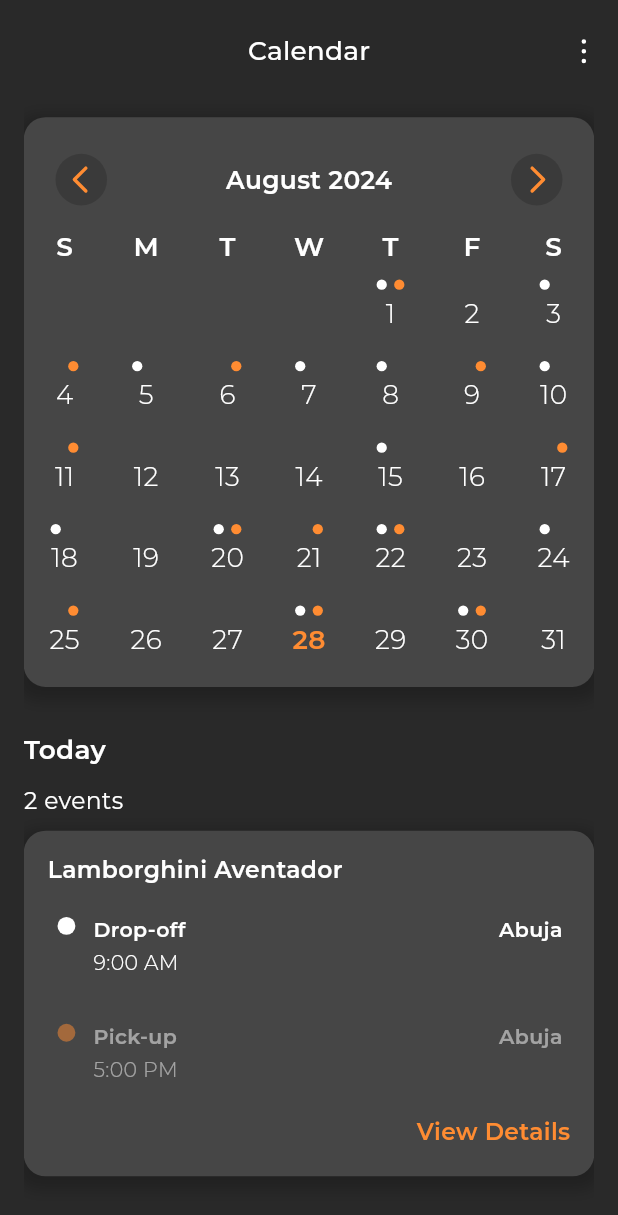
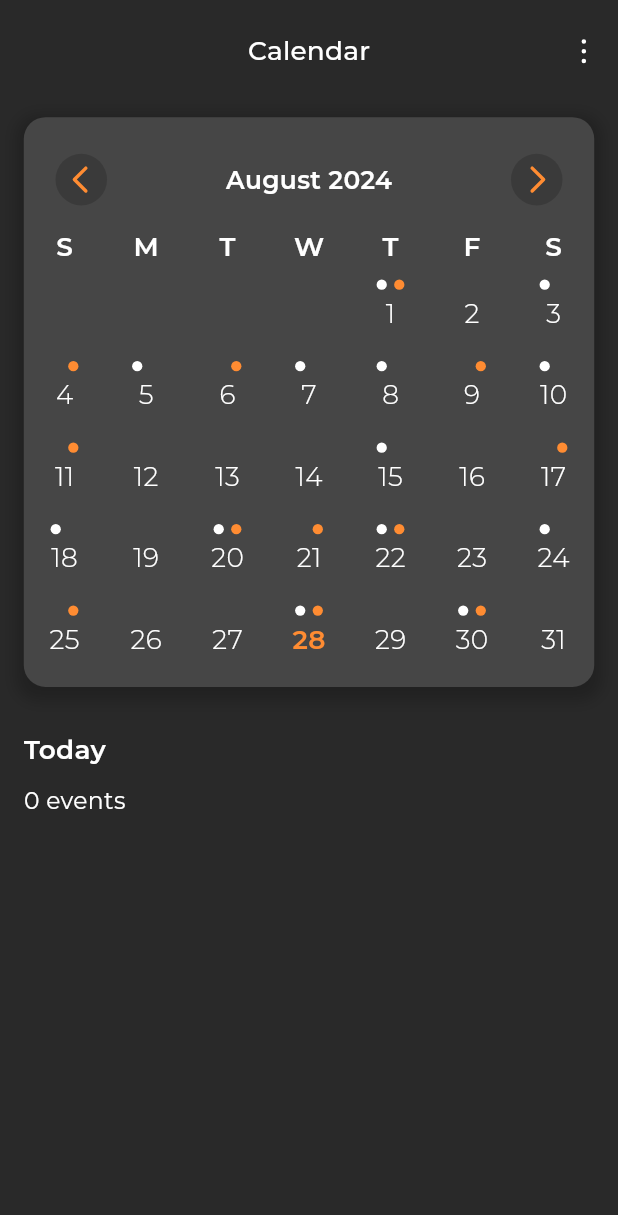
Before and after one commit to DannylSyph3r/stryde-host-mobile-app, a Flutter app: the CalendarView screen opened directly, on a phone screen of 412 x 824 dp. Shown: the top 1215 px of the screen. Run offline on Flutter 3.47's test engine with Material 3 defaults, Android fonts, the light colour scheme and no system bars; our stand-ins replace another_flushbar, dio, file_picker, flutter_animate, flutter_carousel_widget, flutter_rating_bar and 13 more; project files that could hold a hidden picture were left out.

Commit message:
Calendar logic 70% done

```diff
--- a/lib/features/calendar/models/calendar_event_model.dart
+++ b/lib/features/calendar/models/calendar_event_model.dart
@@ -1,4 +1,4 @@
-enum EventType { dropOff, pickUp }
+enum EventType {dropOff, pickUp, both}
 
 class CarEvent {
   final String carName;
--- a/lib/features/calendar/utils/calendar_event_utils.dart
+++ b/lib/features/calendar/utils/calendar_event_utils.dart
@@ -1,5 +1,3 @@
-
-
 import 'package:stryde_mobile_app/features/calendar/models/calendar_event_model.dart';
 
 class CalendarEventUtils {
@@ -18,7 +16,55 @@
 
   static bool isSameDay(DateTime date1, DateTime date2) {
     return date1.year == date2.year &&
-           date1.month == date2.month &&
-           date1.day == date2.day;
+        date1.month == date2.month &&
+        date1.day == date2.day;
+  }
+
+  static List<EventSetDetails> getEventSetDetailsForDate(DateTime date) {
+    Map<String, EventSetDetails> eventSetDetailsMap = {};
+
+    for (var eventSet in eventSets) {
+      bool isDropOffSameDay = isSameDay(eventSet.dropOff.eventDateTime, date);
+      bool isPickUpSameDay = isSameDay(eventSet.pickUp.eventDateTime, date);
+
+      if (isDropOffSameDay || isPickUpSameDay) {
+        String key = eventSet.dropOff.carName; // Use car name as a unique key
+
+        if (!eventSetDetailsMap.containsKey(key)) {
+          eventSetDetailsMap[key] = EventSetDetails(
+            vehicle: eventSet.dropOff.carName,
+            dropOffLocation: eventSet.dropOff.location,
+            dropOffDateTime: eventSet.dropOff.eventDateTime,
+            pickUpLocation: eventSet.pickUp.location,
+            pickUpDateTime: eventSet.pickUp.eventDateTime,
+            selectedEventType:
+                isDropOffSameDay ? EventType.dropOff : EventType.pickUp,
+          );
+        } else {
+          // If both events are on the same day, update the existing entry
+          eventSetDetailsMap[key]!.selectedEventType = EventType.dropOff;
+        }
+      }
+    }
+
+    return eventSetDetailsMap.values.toList();
   }
 }
+
+class EventSetDetails {
+  final String vehicle;
+  final String dropOffLocation;
+  final DateTime dropOffDateTime;
+  final String pickUpLocation;
+  final DateTime pickUpDateTime;
+  EventType selectedEventType; // Changed from final to mutable
+
+  EventSetDetails({
+    required this.vehicle,
+    required this.dropOffLocation,
+    required this.dropOffDateTime,
+    required this.pickUpLocation,
+    required this.pickUpDateTime,
+    required this.selectedEventType,
+  });
+}
--- a/lib/features/calendar/views/calendar_view.dart
+++ b/lib/features/calendar/views/calendar_view.dart
@@ -1,27 +1,31 @@
 import 'package:flutter/material.dart';
 import 'package:flutter_riverpod/flutter_riverpod.dart';
 import 'package:flutter_screenutil/flutter_screenutil.dart';
+import 'package:google_fonts/google_fonts.dart';
 import 'package:intl/intl.dart';
 import 'package:phosphor_flutter/phosphor_flutter.dart';
 import 'package:stryde_mobile_app/features/calendar/providers/calendar_providers.dart';
+import 'package:stryde_mobile_app/features/calendar/utils/calendar_event_utils.dart';
 import 'package:stryde_mobile_app/features/calendar/views/calendar_event_details_view.dart';
+import 'package:stryde_mobile_app/features/calendar/widgets/event_details_box.dart';
 import 'package:stryde_mobile_app/features/calendar/widgets/selection_calendar.dart';
 import 'package:stryde_mobile_app/theme/palette.dart';
 import 'package:stryde_mobile_app/utils/app_extensions.dart';
 import 'package:stryde_mobile_app/utils/nav.dart';
 import 'package:stryde_mobile_app/utils/option_selection_modal.dart';
 import 'package:stryde_mobile_app/utils/widgets/appbar.dart';
-import 'package:stryde_mobile_app/utils/widgets/container_list_tile.dart';
+import 'package:stryde_mobile_app/utils/widgets/button.dart';
 
 class CalendarView extends ConsumerStatefulWidget {
-  const CalendarView({super.key});
+  const CalendarView({Key? key}) : super(key: key);
 
   @override
   ConsumerState<ConsumerStatefulWidget> createState() => _CalendarViewState();
 }
 
 class _CalendarViewState extends ConsumerState<CalendarView> {
-  // Function to get the appropriate day suffix
+  List<EventSetDetails> _currentEventSetDetails = [];
+
   String getDaySuffix(int day) {
     if (day >= 11 && day <= 13) {
       return 'th';
@@ -44,6 +48,9 @@
 
   @override
   Widget build(BuildContext context) {
+    final calendarSelectionState = ref.watch(calendarSelectionProvider);
+    final isListingModeOn = calendarSelectionState.isListingMode;
+    final sortedDates = calendarSelectionState.unlistedDates.toList()..sort();
     final calendarDate = ref.watch(calendarDateProvider);
     final daySuffix = getDaySuffix(calendarDate.day);
     final today = DateTime.now();
@@ -56,14 +63,16 @@
 
     return Scaffold(
       appBar: customAppBar(
-            title: "Calendar",
+        title: isListingModeOn ? "Listing" : "Calendar",
         context: context,
         implyLeading: false,
         toolbarHeight: 70.h,
         color: Colors.transparent,
         isTitleCentered: true,
         actions: [
-              Padding(
+          Visibility(
+            visible: !isListingModeOn,
+            child: Padding(
               padding: 10.padH,
               child: Icon(
                 PhosphorIconsBold.dotsThreeVertical,
@@ -80,91 +89,141 @@
                   titleFontSize: 16.sp,
                   titleFontColor: Colors.white,
                   leadingIconColor: Colors.orange,
-                    modalHeight: 110.h, // Specify the height of the modal
-                    listViewHeight: 60.h, // Specify the height of the ListView
-                    onOptionTap: (index) {},
+                  modalHeight: 110.h,
+                  listViewHeight: 60.h,
+                  onOptionTap: (index) {
+                    ref
+                        .read(calendarSelectionProvider.notifier)
+                        .toggleListingMode();
+                    goBack(context);
+                  },
                 );
               }),
+            ),
           )
-            ]),
+        ],
+      ),
       body: Padding(
         padding: 15.padH,
-          child: ListView(children: [
+        child: ListView(
+          children: [
             10.sbH,
-            SelectionCalendar(onDateSelected: (onSelectedDate) {
+            SelectionCalendar(
+              onDateSelected: (onSelectedDate) {
                 onSelectedDate.log();
                 "Provider Value: ${ref.read(calendarDateProvider.notifier).state}"
                     .log();
-            }),
+              },
+              onEventSetDetailsUpdated: (eventSetDetails) {
+                setState(() {
+                  _currentEventSetDetails = eventSetDetails;
+                  _currentEventSetDetails.elementAt(0).selectedEventType.log();
+                });
+              },
+            ),
             30.sbH,
+            Visibility(
+              visible: !isListingModeOn,
+              child: Column(
+                children: [
                   formattedDate
                       .txt18(fontW: F.w6, textAlign: TextAlign.left)
-                .alignCenterLeft(), // Display the formatted date with suffix
+                      .alignCenterLeft(),
                   10.sbH,
-            "2 events".txt16(textAlign: TextAlign.left).alignCenterLeft(),
+                  "${_currentEventSetDetails.length} event${_currentEventSetDetails.length != 1 ? 's' : ''}"
+                      .txt16(textAlign: TextAlign.left)
+                      .alignCenterLeft(),
                   10.sbH,
-            // Event Box Container
-            Container(
-              padding: EdgeInsets.symmetric(horizontal: 15.w, vertical: 15.h),
-              decoration: BoxDecoration(
-                color: Palette.buttonBG,
-                borderRadius: BorderRadius.all(Radius.circular(15.r)),
-                boxShadow: [
-                  BoxShadow(
-                    color: Colors.black.withOpacity(0.2),
-                    offset: const Offset(0, 4),
-                    blurRadius: 8.0,
-                    spreadRadius: 5.0,
+                  ListView.builder(
+                    shrinkWrap: true,
+                    physics: NeverScrollableScrollPhysics(),
+                    itemCount: _currentEventSetDetails.length,
+                    itemBuilder: (context, index) {
+                      final eventSet = _currentEventSetDetails[index];
+                      return Padding(
+                        padding: EdgeInsets.symmetric(vertical: 8.h),
+                        child: EventDetailsBox(
+                          vehicleName: eventSet.vehicle,
+                          dropOffLocation: eventSet.dropOffLocation,
+                          dropOffTime: DateFormat('MMM d, yyyy h:mm a')
+                              .format(eventSet.dropOffDateTime),
+                          pickUpLocation: eventSet.pickUpLocation,
+                          pickUpTime: DateFormat('MMM d, yyyy h:mm a')
+                              .format(eventSet.pickUpDateTime),
+                          eventTypeOnDate: eventSet.selectedEventType,
+                          viewDetailsTap: () {
+                            goTo(
+                                context: context,
+                                view: CalendarEventDetailsView());
+                          },
+                        ),
+                      );
+                    },
                   ),
                 ],
               ),
+            ),
+            Visibility(
+              visible: isListingModeOn,
               child: Column(
+                crossAxisAlignment: CrossAxisAlignment.start,
                 children: [
-                  "Lamborghini Aventador"
-                      .txt16(fontW: F.w6, textAlign: TextAlign.left)
+                  "Days Unlisted"
+                      .txt18(fontW: F.w6, textAlign: TextAlign.left)
                       .alignCenterLeft(),
-                  5.sbH,
-                  OptionSelectionContainerTile(
-                    horizontalContentPadding: 5.w,
-                    leadingIcon: PhosphorIconsFill.circle,
-                    leadingIconColor: Palette.whiteColor,
-                    leadingIconSize: 15.h,
-                    titleLabel: "Drop-off",
-                    titleFontWeight: F.w6,
-                    subtitleLabel: "9:00 AM",
-                    subtitleFontSize: 14.sp,
-                    interactiveTrailing: true,
-                    interactiveTrailingWidget: "Abuja".txt14(fontW: F.w6),
+                  20.sbH,
+                  Column(
+                    crossAxisAlignment: CrossAxisAlignment.start,
+                    children: [
+                      ...sortedDates.map((date) {
+                        final dayName = DateFormat('EEEE MMM dd').format(date);
+                        return Padding(
+                          padding: 2.5.padV,
+                          child: dayName.txt(size: 16.sp),
+                        );
+                      }).toList(),
+                    ],
                   ),
-                  OptionSelectionContainerTile(
-                    horizontalContentPadding: 5.w,
-                    leadingIcon: PhosphorIconsFill.circle,
-                    leadingIconColor: Palette.strydeOrange,
-                    leadingIconSize: 15.h,
-                    titleLabel: "Pick-up",
-                    titleFontWeight: F.w6,
-                    subtitleLabel: "5:00 PM",
-                    subtitleFontSize: 14.sp,
-                    interactiveTrailing: true,
-                    interactiveTrailingWidget: "Abuja".txt14(fontW: F.w6),
-                    contentOpacity: true,
+                  30.sbH,
+                  RichText(
+                    textAlign: TextAlign.left,
+                    text: TextSpan(
+                      text: "Note: ",
+                      style: GoogleFonts.montserrat(
+                        textStyle: TextStyle(
+                          color: Palette.strydeOrange,
+                          fontSize: 14.sp,
                         ),
-                  5.sbH,
-                  "View Details"
-                      .txt16(
-                          textAlign: TextAlign.right,
-                          color: Palette.strydeOrange,
-                          fontW: F.w6)
-                      .alignCenterRight()
-                      .tap(onTap: () {
-                    goTo(context: context, view: CalendarEventDetailsView());
-                  }),
-                  5.sbH,
+                      ),
+                      children: [
+                        TextSpan(
+                          text: "you can only unlist days with no events.",
+                          style: GoogleFonts.montserrat(
+                            color: Palette.whiteColor,
+                            textStyle: TextStyle(
+                              fontSize: 14.sp,
+                            ),
+                          ),
+                        ),
                       ],
                     ),
                   ),
                   50.sbH,
-          ]),
-        ));
+                  AppButton(
+                    text: "Save",
+                    onTap: () {
+                      ref
+                          .read(calendarSelectionProvider.notifier)
+                          .toggleListingMode();
+                    },
+                  ).alignCenter(),
+                  50.sbH
+                ],
+              ),
+            ),
+          ],
+        ),
+      ),
+    );
   }
 }
--- a/lib/features/calendar/widgets/selection_calendar.dart
+++ b/lib/features/calendar/widgets/selection_calendar.dart
@@ -8,11 +8,14 @@
 import 'package:stryde_mobile_app/theme/palette.dart';
 import 'package:stryde_mobile_app/utils/app_extensions.dart';
 
-// SelectionCalendar Widget
 class SelectionCalendar extends ConsumerWidget {
   final ValueChanged<DateTime> onDateSelected;
+  final ValueChanged<List<EventSetDetails>> onEventSetDetailsUpdated;
 
-  const SelectionCalendar({super.key, required this.onDateSelected});
+  const SelectionCalendar(
+      {super.key,
+      required this.onEventSetDetailsUpdated,
+      required this.onDateSelected});
 
   @override
   Widget build(BuildContext context, WidgetRef ref) {
@@ -33,8 +36,24 @@
     }
 
     void handleDateSelected(DateTime date) {
+      final calendarSelectionNotifier =
+          ref.read(calendarSelectionProvider.notifier);
+      final calendarSelectionState = ref.read(calendarSelectionProvider);
+
+      if (calendarSelectionState.isListingMode) {
+        final wasToggled = calendarSelectionNotifier.toggleDate(date, context);
+        if (!wasToggled) {
+          return;
+        }
+      } else {
         ref.read(calendarDateProvider.notifier).state = date;
         onDateSelected(date);
+
+        // Get the event set details for the selected date
+        List<EventSetDetails> eventSetDetails =
+            CalendarEventUtils.getEventSetDetailsForDate(date);
+        onEventSetDetailsUpdated(eventSetDetails);
+      }
     }
 
     return Container(
@@ -101,7 +120,7 @@
               ),
             ),
           ).tap(onTap: onPreviousMonth),
-          "${CalendarUtils.monthNames[focusedDay.month - 1]} ${focusedDay.year}"
+          "${DaysOfTheWeek.monthNames[focusedDay.month - 1]} ${focusedDay.year}"
               .txt(size: 17.sp, fontW: F.w6),
           Container(
             decoration: BoxDecoration(
@@ -141,6 +160,7 @@
 }
 
 // CalendarGrid Widget
+// CalendarGrid Widget
 class CalendarGrid extends ConsumerWidget {
   final DateTime focusedDay;
   final ValueChanged<DateTime> onDateSelected;
@@ -154,12 +174,10 @@
   @override
   Widget build(BuildContext context, WidgetRef ref) {
     final selectedDate = ref.watch(calendarDateProvider);
-    final calendarDateNotifier = ref.read(calendarDateProvider.notifier);
-
+    final calendarSelectionState = ref.watch(calendarSelectionProvider);
     final firstDayOfMonth = DateTime(focusedDay.year, focusedDay.month, 1);
     final lastDayOfMonth = DateTime(focusedDay.year, focusedDay.month + 1, 0);
     final daysInMonth = lastDayOfMonth.day;
-
     final firstWeekday = firstDayOfMonth.weekday % 7;
     final totalDays = firstWeekday + daysInMonth;
 
@@ -181,19 +199,19 @@
           } else {
             final day = index - firstWeekday + 1;
             final date = DateTime(focusedDay.year, focusedDay.month, day);
-            final isSelected = selectedDate.year == date.year &&
+            final isSelected = !calendarSelectionState.isListingMode &&
+                selectedDate.year == date.year &&
                 selectedDate.month == date.month &&
                 selectedDate.day == date.day;
+            final isUnlisted =
+                calendarSelectionState.unlistedDates.contains(date);
             final isToday = date.year == todayDate.year &&
                 date.month == todayDate.month &&
                 date.day == todayDate.day;
             final events = CalendarEventUtils.getEventsForDate(date);
 
             return GestureDetector(
-              onTap: () {
-                calendarDateNotifier.state = date;
-                onDateSelected(date);
-              },
+              onTap: () => onDateSelected(date),
               child: Container(
                 color: Colors.transparent,
                 child: Center(
@@ -227,12 +245,19 @@
                         ],
                       ),
                       3.sbH,
-                      day.toString().txt(
+                      Opacity(
+                        opacity: isUnlisted ? 0.4 : 1.0,
+                        child: day.toString().txt(
                               size: 18.sp,
                               color: isToday
                                   ? Palette.strydeOrange
-                            : (isSelected ? Palette.strydeOrange : Palette.whiteColor),
-                        fontWeight: isSelected || isToday ? FontWeight.w600 : FontWeight.w300,
+                                  : (isSelected
+                                      ? Palette.strydeOrange
+                                      : Palette.whiteColor),
+                              fontWeight: isSelected || isToday
+                                  ? FontWeight.w600
+                                  : FontWeight.w300,
+                            ),
                       ),
                     ],
                   ),
@@ -246,8 +271,8 @@
   }
 }
 
-// CalendarUtils
-class CalendarUtils {
+// DaysOfTheWeek
+class DaysOfTheWeek {
   static const List<String> monthNames = [
     'January',
     'February',
```
Also changed, not shown: lib/features/calendar/providers/calendar_providers.dart (+104 -0 lines), lib/features/calendar/widgets/event_details_box.dart (added, +87 -0 lines). Lines whose indentation alone changed are shown as unchanged.
